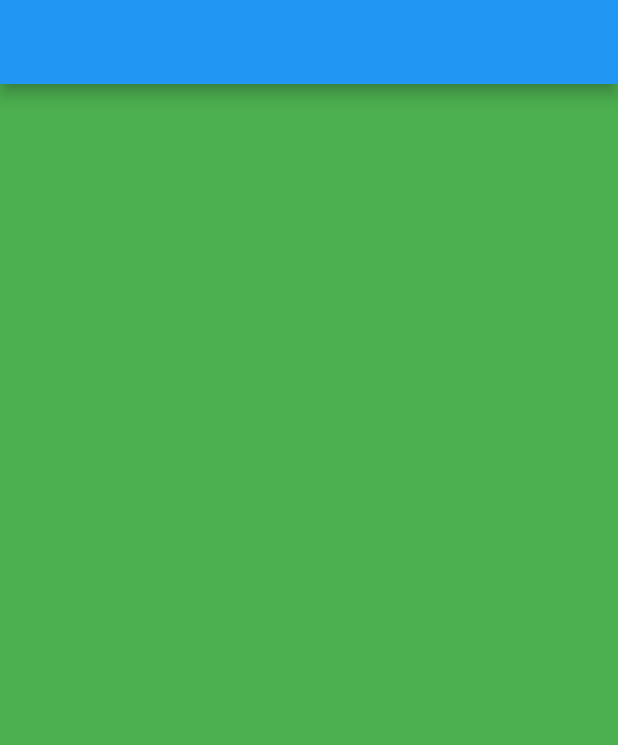
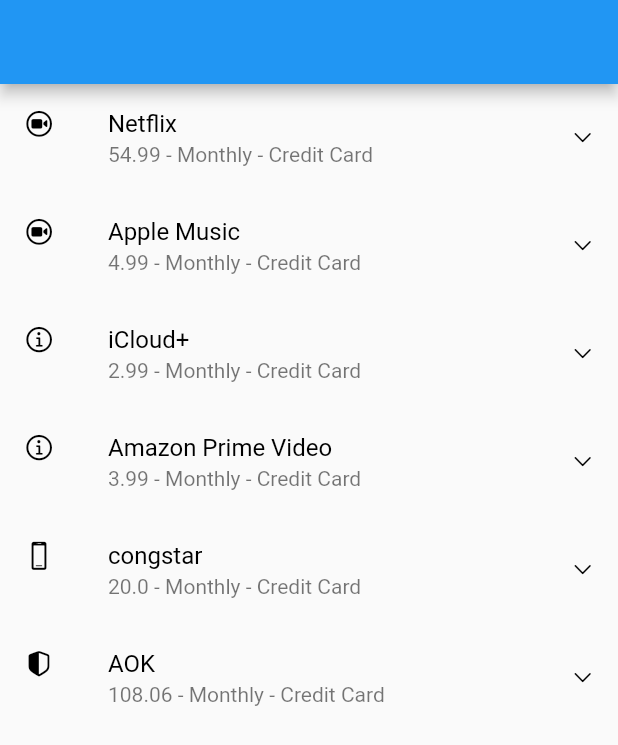
Before and after one commit to goekhantopcu/money_tracker, a Flutter app: the screen it shows after launch, on a phone screen of 412 x 824 dp. Shown: the top 745 px of the screen. Run offline on Flutter 3.47's test engine with Material 2 defaults, Android fonts, the phone set to English and light mode, and no system bars; missing offline and left inert: currency_picker.

Commit message:
add some mock data and create initial page screen filled with finance models

```diff
--- a/lib/app.dart
+++ b/lib/app.dart
@@ -1,5 +1,5 @@
 import 'package:flutter/material.dart';
-import 'package:money_tracker/routes/initial_route.dart';
+import 'package:money_tracker/view/initial_route.dart';
 
 class MoneyTrackerApp extends StatelessWidget {
   const MoneyTrackerApp({Key? key}) : super(key: key);
--- /dev/null
+++ b/lib/model/billing_category.dart
@@ -0,0 +1,41 @@
+import 'package:flutter/cupertino.dart';
+import 'package:quiver/strings.dart';
+
+enum BillingCategory {
+  entertainment,
+  insurance,
+  vacation,
+  telephone,
+  tax,
+  saving,
+  parking,
+  food,
+  other,
+  notSet,
+}
+
+BillingCategory findBillingCategoryByName(String name) {
+  try {
+    return BillingCategory.values
+        .firstWhere((e) => equalsIgnoreCase(e.name, name));
+  } catch (error) {
+    return BillingCategory.notSet;
+  }
+}
+
+extension BillingCategoryIcon on BillingCategory {
+  IconData icon() {
+    switch(this) {
+      case BillingCategory.entertainment: return CupertinoIcons.videocam_circle;
+      case BillingCategory.insurance: return CupertinoIcons.shield_lefthalf_fill;
+      case BillingCategory.vacation: return CupertinoIcons.tree;
+      case BillingCategory.telephone: return CupertinoIcons.device_phone_portrait;
+      case BillingCategory.tax: return CupertinoIcons.money_dollar;
+      case BillingCategory.saving: return CupertinoIcons.arrow_up_right;
+      case BillingCategory.parking: return CupertinoIcons.car_detailed;
+      case BillingCategory.food: return CupertinoIcons.bag_fill;
+      case BillingCategory.other: return CupertinoIcons.info;
+      case BillingCategory.notSet: return CupertinoIcons.xmark_circle;
+    }
+  }
+}
--- /dev/null
+++ b/lib/model/billing_cycle.dart
@@ -0,0 +1,34 @@
+import 'package:quiver/strings.dart';
+
+enum BillingCycle {
+  daily,
+  weekly,
+  monthly,
+  quarterly,
+  halfYearly,
+  yearly,
+  notSet,
+}
+
+BillingCycle findBillingCycleByName(String name) {
+  try {
+    return BillingCycle.values
+        .firstWhere((e) => equalsIgnoreCase(e.name, name));
+  } catch (error) {
+    return BillingCycle.notSet;
+  }
+}
+
+extension BillingCycleDisplay on BillingCycle {
+  String display() {
+    switch(this) {
+      case BillingCycle.daily: return "Daily";
+      case BillingCycle.weekly: return "Weekly";
+      case BillingCycle.monthly: return "Monthly";
+      case BillingCycle.quarterly: return "Quarterly";
+      case BillingCycle.halfYearly: return "Half Yearly";
+      case BillingCycle.yearly: return "Yearly";
+      case BillingCycle.notSet: return "Unknown";
+    }
+  }
+}
--- /dev/null
+++ b/lib/model/billing_type.dart
@@ -0,0 +1,31 @@
+import 'package:quiver/strings.dart';
+
+enum BillingType {
+  paypal,
+  creditCard,
+  debitCard,
+  googlePay,
+  giroPay,
+  notSet,
+}
+
+BillingType findBillingTypeByName(String name) {
+  try {
+    return BillingType.values.firstWhere((e) => equalsIgnoreCase(e.name, name));
+  } catch (error) {
+    return BillingType.notSet;
+  }
+}
+
+extension BillingTypeDisplay on BillingType {
+  String display() {
+    switch(this) {
+      case BillingType.paypal: return "PayPal";
+      case BillingType.creditCard: return "Credit Card";
+      case BillingType.debitCard: return "Debit Card";
+      case BillingType.googlePay: return "GPay";
+      case BillingType.giroPay: return "GiroPay";
+      case BillingType.notSet: return "Unknown";
+    }
+  }
+}
--- /dev/null
+++ b/lib/model/currency_codes.dart
@@ -0,0 +1,7 @@
+import 'package:currency_picker/src/currencies.dart';
+
+class CurrencyCodes {
+  static Set<String> findCurrencyCodes() {
+    return currencies.map((currency) => currency['code'].toString()).toSet();
+  }
+}
--- /dev/null
+++ b/lib/model/finance_model.dart
@@ -0,0 +1,42 @@
+import 'package:money_tracker/model/billing_category.dart';
+import 'package:money_tracker/model/billing_cycle.dart';
+import 'package:money_tracker/model/billing_type.dart';
+
+class FinanceModel {
+  String title;
+  double expense;
+  String comment;
+  String currencyCode;
+  BillingType type;
+  BillingCategory category;
+  BillingCycle billingCycle;
+
+  FinanceModel({
+    required this.title,
+    required this.expense,
+    required this.comment,
+    required this.category,
+    required this.type,
+    required this.currencyCode,
+    required this.billingCycle,
+  });
+
+  FinanceModel.from({required Map<String, dynamic> json})
+      : title = json['title'],
+        expense = json['expense'],
+        comment = json['comment'],
+        category = findBillingCategoryByName(json['category']),
+        type = findBillingTypeByName(json['type']),
+        currencyCode = json['currencyCode'],
+        billingCycle = findBillingCycleByName(json['billingCycle']);
+
+  Map<String, dynamic> toJson() => {
+        'title': title,
+        'expense': expense,
+        'comment': comment,
+        'category': category.name,
+        'type': type.name,
+        'currencyCode': currencyCode,
+        'billingCycle': billingCycle.name,
+      };
+}
--- /dev/null
+++ b/lib/model/finance_model_extension.dart
@@ -0,0 +1,8 @@
+import 'package:currency_picker/currency_picker.dart';
+import 'package:money_tracker/model/finance_model.dart';
+
+final CurrencyService _service = CurrencyService();
+
+extension on FinanceModel {
+  Currency? findCurrency() => _service.findByCode(currencyCode);
+}
--- /dev/null
+++ b/lib/model/finance_service.dart
@@ -0,0 +1,76 @@
+import 'package:money_tracker/model/billing_category.dart';
+import 'package:money_tracker/model/billing_cycle.dart';
+import 'package:money_tracker/model/billing_type.dart';
+import 'package:money_tracker/model/finance_model.dart';
+
+class FinanceService {
+  final List<FinanceModel> _mockModels = [
+    FinanceModel(
+      title: "Netflix",
+      expense: 54.99,
+      comment: "",
+      category: BillingCategory.entertainment,
+      type: BillingType.creditCard,
+      currencyCode: "TRY",
+      billingCycle: BillingCycle.monthly,
+    ),
+    FinanceModel(
+      title: "Apple Music",
+      expense: 4.99,
+      comment: "",
+      category: BillingCategory.entertainment,
+      type: BillingType.creditCard,
+      currencyCode: "EUR",
+      billingCycle: BillingCycle.monthly,
+    ),
+    FinanceModel(
+      title: "iCloud+",
+      expense: 2.99,
+      comment: "",
+      category: BillingCategory.other,
+      type: BillingType.creditCard,
+      currencyCode: "EUR",
+      billingCycle: BillingCycle.monthly,
+    ),
+    FinanceModel(
+      title: "Amazon Prime Video",
+      expense: 3.99,
+      comment: "",
+      category: BillingCategory.other,
+      type: BillingType.creditCard,
+      currencyCode: "EUR",
+      billingCycle: BillingCycle.monthly,
+    ),
+    FinanceModel(
+      title: "congstar",
+      expense: 20.00,
+      comment: "",
+      category: BillingCategory.telephone,
+      type: BillingType.creditCard,
+      currencyCode: "EUR",
+      billingCycle: BillingCycle.monthly,
+    ),
+    FinanceModel(
+      title: "AOK",
+      expense: 108.06,
+      comment: "",
+      category: BillingCategory.insurance,
+      type: BillingType.creditCard,
+      currencyCode: "EUR",
+      billingCycle: BillingCycle.monthly,
+    ),
+  ];
+
+  Future<List<FinanceModel>> findAllModels() {
+    return Future.delayed(const Duration(seconds: 3))
+        .then((value) => _mockModels);
+  }
+
+  Future<dynamic> doStoreFinance(FinanceModel model) {
+    return Future.delayed(const Duration(seconds: 3));
+  }
+
+  Future<dynamic> doDeleteFinance(String name) {
+    return Future.delayed(const Duration(seconds: 3));
+  }
+}
--- a/lib/routes/initial_route.dart
+++ /dev/null
@@ -1,18 +0,0 @@
-import 'package:flutter/material.dart';
-
-class InitialPage extends StatefulWidget {
-  const InitialPage({Key? key}) : super(key: key);
-
-  @override
-  _InitialPageState createState() => _InitialPageState();
-}
-
-class _InitialPageState extends State<InitialPage> {
-  @override
-  Widget build(BuildContext context) {
-    return Scaffold(
-      appBar: AppBar(),
-      body: Container(color: Colors.green),
-    );
-  }
-}
--- /dev/null
+++ b/lib/view/initial_route.dart
@@ -0,0 +1,76 @@
+import 'package:currency_picker/currency_picker.dart';
+import 'package:flutter/cupertino.dart';
+import 'package:flutter/material.dart';
+import 'package:money_tracker/model/billing_category.dart';
+import 'package:money_tracker/model/billing_cycle.dart';
+import 'package:money_tracker/model/billing_type.dart';
+import 'package:money_tracker/model/finance_model.dart';
+import 'package:money_tracker/model/finance_service.dart';
+
+class InitialPage extends StatefulWidget {
+  const InitialPage({Key? key}) : super(key: key);
+
+  @override
+  _InitialPageState createState() => _InitialPageState();
+}
+
+class _InitialPageState extends State<InitialPage> {
+  @override
+  Widget build(BuildContext context) {
+    final FinanceService financeService = FinanceService();
+    final CurrencyService currencyService = CurrencyService();
+
+    return Scaffold(
+      appBar: AppBar(),
+      body: Center(
+        child: FutureBuilder<List<FinanceModel>>(
+          future: financeService.findAllModels(),
+          builder: (context, snapshot) {
+            if (snapshot.hasData) {
+              final List<FinanceModel> models = snapshot.data!;
+              if (models.isEmpty) {
+                return const Text(
+                  "There are no models",
+                  style: TextStyle(color: Colors.red),
+                );
+              }
+              return ListView.builder(
+                itemCount: models.length,
+                itemBuilder: (context, index) {
+                  final model = models[index];
+                  final currency =
+                      currencyService.findByCode(model.currencyCode);
+                  return ListTile(
+                    title: Text(
+                      model.title,
+                      style: const TextStyle(color: Colors.black),
+                    ),
+                    subtitle: Text(
+                        "${model.expense}${currency?.symbol ?? "?"} - ${model.billingCycle.display()} - ${model.type.display()}"),
+                    trailing: const Icon(
+                      CupertinoIcons.chevron_down,
+                      size: 15,
+                      color: Colors.black,
+                    ),
+                    leading: Icon(
+                      model.category.icon(),
+                      size: 20,
+                      color: Colors.black,
+                    ),
+                  );
+                },
+              );
+            }
+            if (snapshot.hasError) {
+              return const Text(
+                "Could not load finance models",
+                style: TextStyle(color: Colors.red),
+              );
+            }
+            return const CircularProgressIndicator();
+          },
+        ),
+      ),
+    );
+  }
+}
--- a/pubspec.yaml
+++ b/pubspec.yaml
@@ -31,6 +31,8 @@ dependencies:
     sdk: flutter
   provider: ^6.0.2
   hive: ^2.0.5
+  currency_picker: ^2.0.3
+  quiver: ^3.0.1+1
 
 
   # The following adds the Cupertino Icons font to your application.
```
Also changed, not shown: pubspec.lock.
